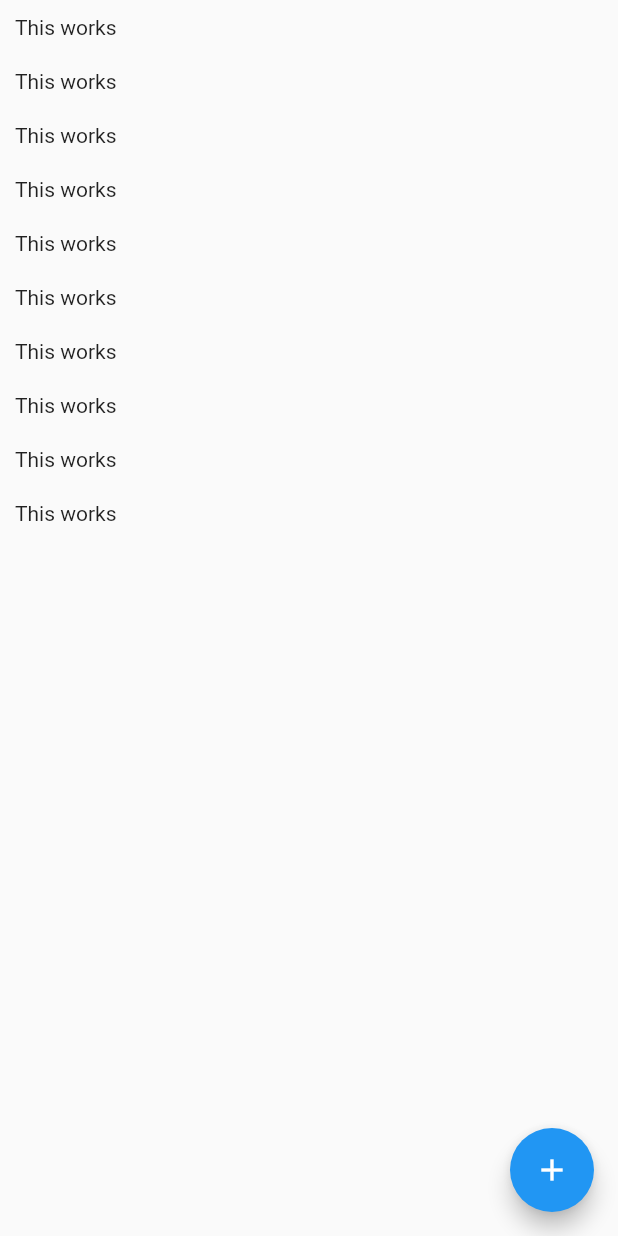
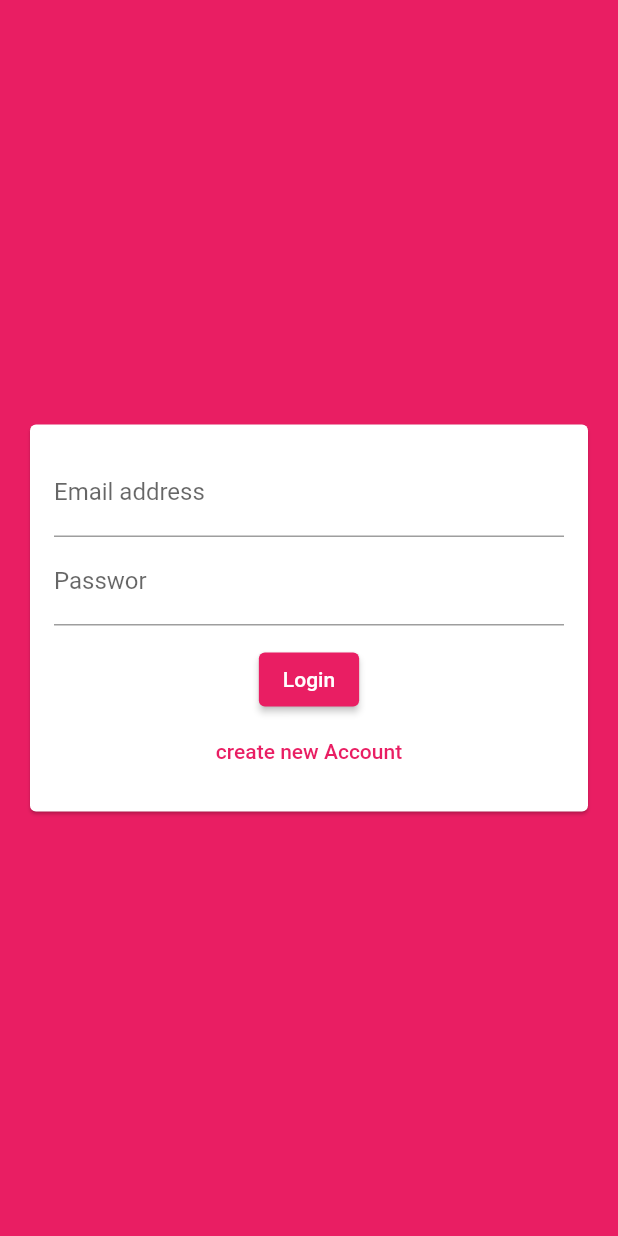
Before and after one commit to Datsede04/chatapp, a Flutter app: the screen it shows after launch, on a phone screen of 412 x 824 dp. Run offline on Flutter 3.47's test engine with Material 2 defaults, Android fonts, the phone set to English and light mode, and no system bars; our stand-ins replace cloud_firestore, firebase_core; accounts and stored records are empty.

```diff
--- a/lib/main.dart
+++ b/lib/main.dart
@@ -1,3 +1,4 @@
+import 'package:chatapp/screens/auth_screen.dart';
 import 'package:firebase_core/firebase_core.dart';
 import 'package:flutter/material.dart';
 import './screens/chat_screen.dart';
@@ -10,7 +11,7 @@ import './screens/chat_screen.dart';
 }
 
 class MyApp extends StatelessWidget {
-  const MyApp();
+    MyApp();
 
   // This widget is the root of your application.
   @override
@@ -20,9 +21,18 @@ class MyApp extends StatelessWidget {
       title: 'Flutter Demo',
       theme: ThemeData(
 
-        primarySwatch: Colors.blue,
+        primarySwatch: Colors.pink,
+        backgroundColor:Colors.pink,
+        accentColor: Colors.deepPurple,
+        accentColorBrightness: Brightness.dark,
+        buttonTheme: ButtonTheme.of(context).copyWith(
+          buttonColor: Colors.pink,
+          textTheme: ButtonTextTheme.primary,
+          shape: RoundedRectangleBorder(borderRadius: BorderRadius.circular(20))
+        )
+
       ),
-      home: ChatScreen(),
+      home: const AuthScreen(),
     );
   }
 }
--- a/lib/screens/auth_screen.dart
+++ b/lib/screens/auth_screen.dart
@@ -0,0 +1,20 @@
+import 'package:chatapp/widgets/auth/auth_form.dart';
+import 'package:flutter/material.dart';
+
+class AuthScreen extends StatefulWidget {
+  const AuthScreen();
+
+  @override
+  _AuthScreenState createState() => _AuthScreenState();
+}
+
+class _AuthScreenState extends State<AuthScreen> {
+  @override
+  Widget build(BuildContext context) {
+    return Scaffold(
+     backgroundColor: Theme.of(context).primaryColor,
+     body:AuthForm(),
+
+       );
+  }
+}
--- /dev/null
+++ b/lib/widgets/auth/auth_form.dart
@@ -0,0 +1,103 @@
+import 'package:flutter/material.dart';
+
+class AuthForm extends StatefulWidget {
+  const AuthForm();
+
+  @override
+  _AuthFormState createState() => _AuthFormState();
+}
+
+class _AuthFormState extends State<AuthForm> {
+   final _formKey = GlobalKey<FormState>();
+   var _isLogin  = true;
+   String _username ='';
+   String _useremail='';
+   String _userpassword='';
+
+   void _trySubmiti(){
+      final isValid = _formKey.currentState!.validate();
+      FocusScope.of(context).unfocus(); //to close the keybore
+
+      if(isValid){
+        _formKey.currentState!.save();
+        }
+   }
+  @override
+  Widget build(BuildContext context) {
+    return  Center(
+       child: Card(
+         margin: const EdgeInsets.all(20),
+         child: SingleChildScrollView(
+           child: Padding(
+             padding: const EdgeInsets.all(16),
+             child: Form(
+               key: _formKey,
+               child: Column(
+               mainAxisSize: MainAxisSize.min,
+               children: [
+                  TextFormField(
+                    key: const ValueKey("email"),
+                    validator:(value){
+                               if(value!.isEmpty || !value.contains('@')){
+                                 return "please enter valid email address.";
+                               }
+                               return null;
+                    },
+                    keyboardType: TextInputType.emailAddress,
+                    decoration: const InputDecoration(
+                      labelText: "Email address"
+                    ),
+                    onSaved: (value){
+                         _useremail =value!;
+                    },
+                  ),
+                  if(!_isLogin)
+                  TextFormField(
+                    key: const ValueKey("username"),
+                    validator: (value){
+                      if(value!.isEmpty || value.length<4){
+                        return "atleast 4 characters are required*";
+                      }
+                      return null;
+                    },
+                    decoration: const InputDecoration(labelText: "Username"),
+                     onSaved: (value){
+                         _username =value!;
+                    },
+                  ),
+                  TextFormField(
+                       key: const ValueKey("password"),
+                       validator: (value){
+                      if(value!.isEmpty || value.length<7){
+                        return "atleast 7 characters are required*";
+                      }
+                      return null;
+                    },
+                    decoration: const InputDecoration(labelText: "Passwor"),
+                    obscureText: true,
+                     onSaved: (value){
+                        _userpassword =value!;
+                    },
+                  ),
+                  const SizedBox(
+                    height: 12,
+                    ),
+                  ElevatedButton(
+                    onPressed: _trySubmiti,
+                    child: Text(_isLogin?"Login":"Sign up")),
+                  TextButton(
+                    onPressed: (){
+                      setState(() {
+                        _isLogin =!_isLogin;
+                      });
+                    },
+                    child:  Text(_isLogin?"create new Account":"already have account")),
+
+               ],
+             )),
+           ),
+         ),
+       ),
+       );
+  }
+}
```
Also changed, not shown: lib/screens/chat_screen.dart (+26 -16 lines).
